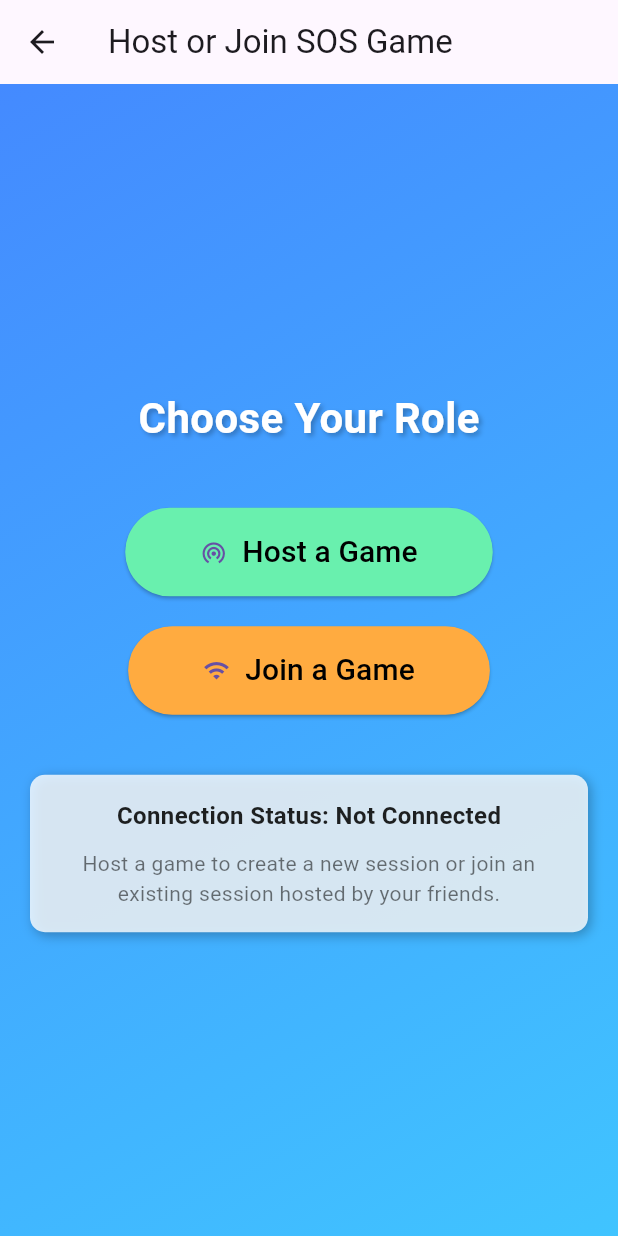
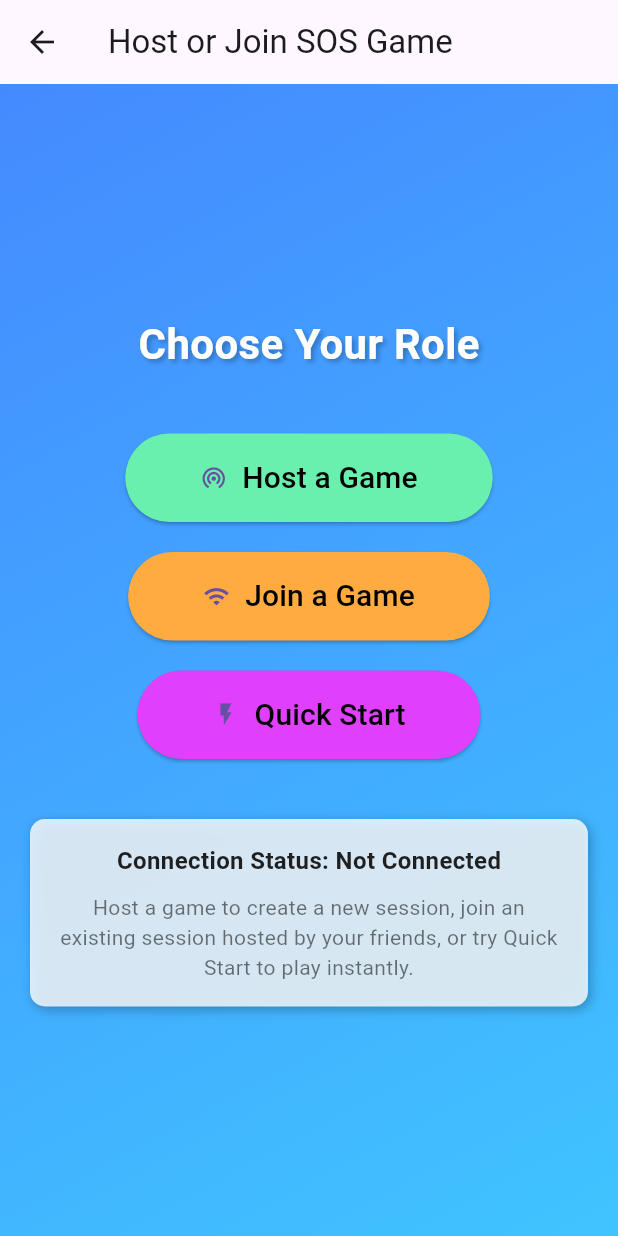
Before and after one commit to sagarp-c/game, a Flutter app: the HostJoinScreen screen opened directly, on a phone screen of 412 x 824 dp. Run offline on Flutter 3.47's test engine with Material 3 defaults, Android fonts, the phone set to English and light mode, and no system bars.

Commit message:
Added a quick start button in hostjoin page

```diff
--- a/lib/hostjoin.dart
+++ b/lib/hostjoin.dart
@@ -45,7 +45,6 @@ class HostJoinScreen extends StatelessWidget {
               // Host button
               ElevatedButton(
                 onPressed: () {
-                  // Navigate to the Host screen (to be implemented later)
                   ScaffoldMessenger.of(context).showSnackBar(
                     const SnackBar(content: Text('Host feature coming soon!')),
                   );
@@ -75,7 +74,6 @@ class HostJoinScreen extends StatelessWidget {
               // Join button
               ElevatedButton(
                 onPressed: () {
-                  // Navigate to the Join screen (to be implemented later)
                   ScaffoldMessenger.of(context).showSnackBar(
                     const SnackBar(content: Text('Join feature coming soon!')),
                   );
@@ -95,6 +93,35 @@ class HostJoinScreen extends StatelessWidget {
                     SizedBox(width: 10),
                     Text(
                       'Join a Game',
+                      style: TextStyle(fontSize: 20, color: Colors.black),
+                    ),
+                  ],
+                ),
+              ),
+              const SizedBox(height: 20),
+
+              // Quick Start button
+              ElevatedButton(
+                onPressed: () {
+                  ScaffoldMessenger.of(context).showSnackBar(
+                    const SnackBar(content: Text('Quick Start coming soon!')),
+                  );
+                },
+                style: ElevatedButton.styleFrom(
+                  padding: const EdgeInsets.symmetric(
+                      horizontal: 50, vertical: 15),
+                  shape: RoundedRectangleBorder(
+                    borderRadius: BorderRadius.circular(30),
+                  ),
+                  backgroundColor: Colors.purpleAccent,
+                ),
+                child: Row(
+                  mainAxisSize: MainAxisSize.min,
+                  children: const [
+                    Icon(Icons.flash_on),
+                    SizedBox(width: 10),
+                    Text(
+                      'Quick Start',
                       style: TextStyle(fontSize: 20, color: Colors.black),
                     ),
                   ],
@@ -129,7 +156,7 @@ class HostJoinScreen extends StatelessWidget {
                     ),
                     SizedBox(height: 10),
                     Text(
-                      'Host a game to create a new session or join an existing session hosted by your friends.',
+                      'Host a game to create a new session, join an existing session hosted by your friends, or try Quick Start to play instantly.',
                       style: TextStyle(
                         fontSize: 14,
                         color: Colors.black54,
```
